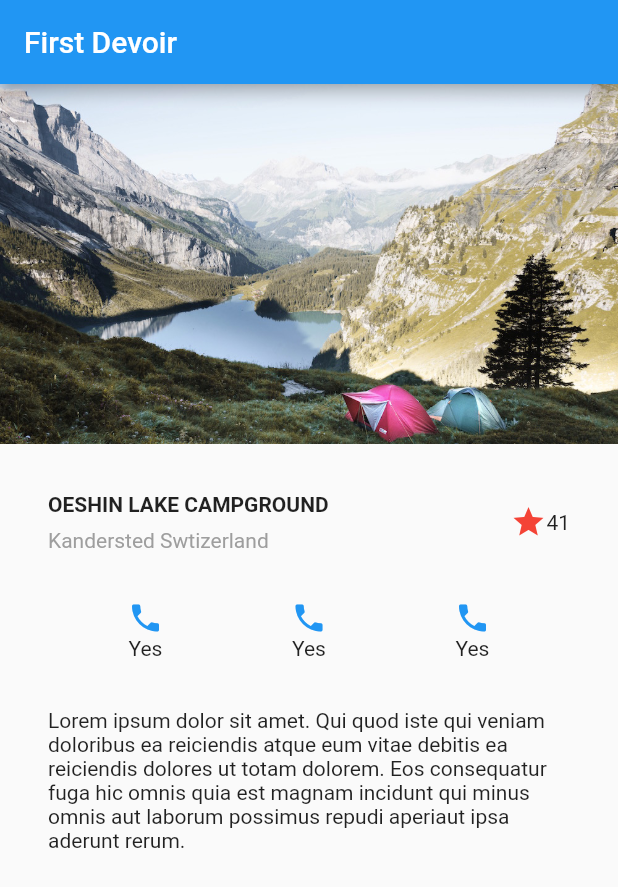
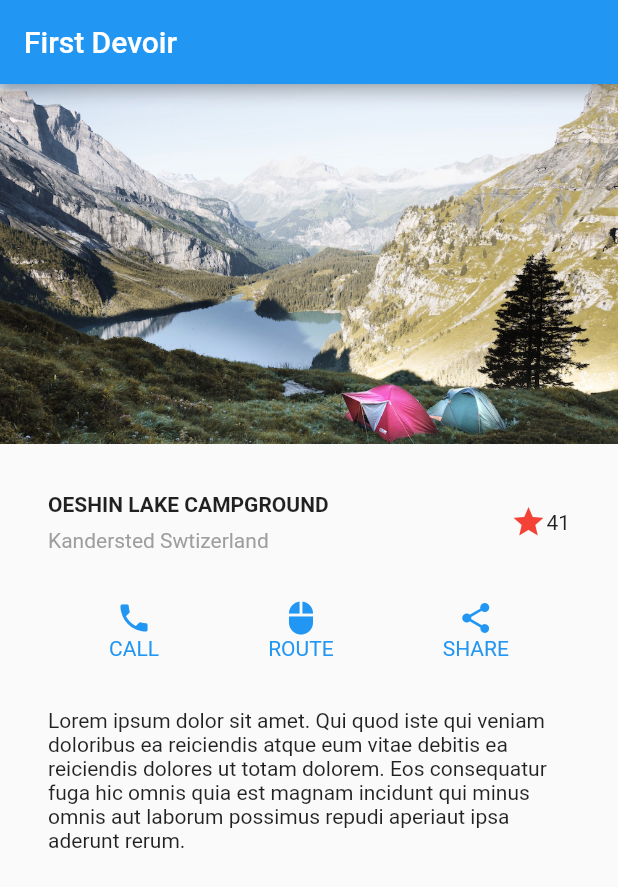
Before and after one commit to maoakeEnterprise/Learning-Dart-Flutter, a Flutter app: the screen it shows after launch, on a phone screen of 412 x 824 dp. Shown: the top 887 px of the screen. Run offline on Flutter 3.47's test engine with Material 2 defaults, Android fonts, the phone set to English and light mode, and no system bars.

Commit message:
enfin fini ma première d'affichage

```diff
--- a/flutter_app_learning/lib/main.dart
+++ b/flutter_app_learning/lib/main.dart
@@ -72,24 +72,31 @@ Widget buildHomePage(String titlevar, BuildContext context){
     ),
   );
 
-  Widget buttons = Column(
+  Column buttons(Color colorbu, String text, IconData iconData){
+    return Column(
       crossAxisAlignment: CrossAxisAlignment.center,
       children: [
         Icon(
-          Icons.phone,
-          color: Colors.blue[500],
+          iconData,
+          color: colorbu,
         ),
-      Text('Yes'),
+        Text(
+          text,
+          style: TextStyle(
+            color: colorbu,
+          ),
+        ),
       ],
     );
+  }
 
   Widget buttonsection = Container(
     child: Row(
       mainAxisAlignment: MainAxisAlignment.spaceEvenly,
       children: [
-        buttons,
-        buttons,
-        buttons,
+        buttons(Colors.blue, 'CALL', Icons.phone),
+        buttons(Colors.blue, 'ROUTE', Icons.mouse),
+        buttons(Colors.blue, 'SHARE', Icons.share),
       ],
     ),
   );
```
Lines whose indentation alone changed are shown as unchanged.
